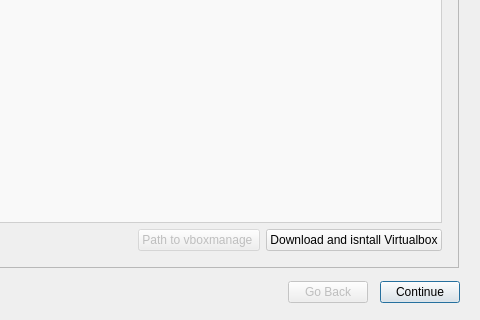
Old version of the form mac-manager/forms/setup_wizard.ui in the repository viocost/islands; both pictures show x 232 to 712 and y 205 to 525 of the 712 by 525 pixel window.
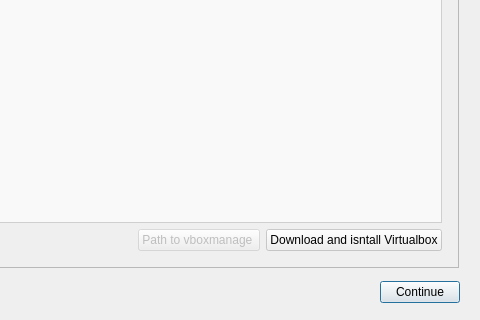
New version of the form. Icons and pictures are not drawn.

```diff
--- a/mac-manager/forms/setup_wizard.ui
+++ b/mac-manager/forms/setup_wizard.ui
@@ -29,7 +29,7 @@
    <enum>QWizard::MacStyle</enum>
   </property>
   <property name="options">
-   <set>QWizard::NoCancelButton|QWizard::NoDefaultButton</set>
+   <set>QWizard::NoBackButtonOnLastPage|QWizard::NoBackButtonOnStartPage|QWizard::NoCancelButton|QWizard::NoDefaultButton</set>
   </property>
   <widget class="QWizardPage" name="page_vbox_install_1">
    <layout class="QVBoxLayout" name="verticalLayout">
```
